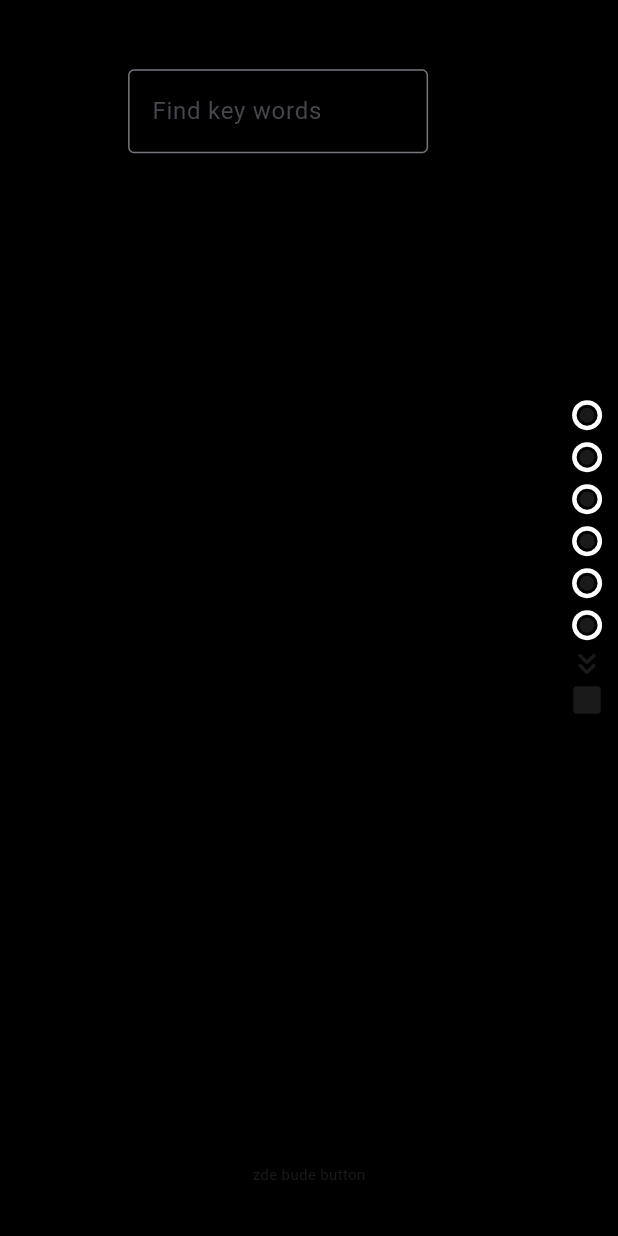
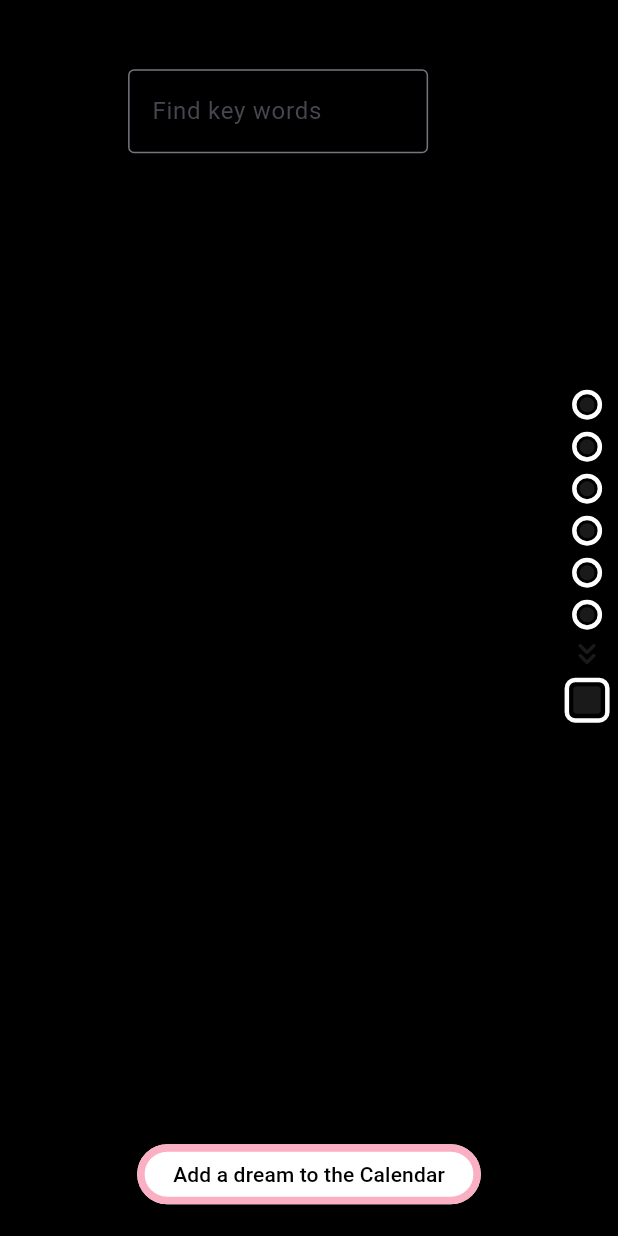
Before and after one commit to L6TR/PocketDreams, a Flutter app: the TodaysDream screen opened directly, on a phone screen of 412 x 824 dp. Run offline on Flutter 3.47's test engine with Material 3 defaults, Android fonts, the phone set to English and light mode, and no system bars; our stand-ins replace flutter_bloc; missing offline and left inert: dart:ffi; network calls fail.

Commit message:
Mixing collors + Adding a Dream

```diff
--- a/lib/main.dart
+++ b/lib/main.dart
@@ -451,9 +451,48 @@ class TodaysDream extends StatefulWidget {
 //
 
 class _TodaysDreamState extends State<TodaysDream> {
+  // List for all spheres + grey
   List<Color> sphereColors = List.generate(6, (_) => Colors.white10);
 
+  // List for only chosen (i need that)
+  List<Color> chosenSphereColors = [];
+
   List<EmotionButton> chosenEmotionButtons = [];
+
+  //function for mixing collors
+  Color mixedColor(List<Color> colorList) {
+    double mixedA = 0;
+    double mixedR = 0;
+    double mixedG = 0;
+    double mixedB = 0;
+
+    if (colorList.isEmpty) return Colors.white10;
+
+    for (int i = 0; i < colorList.length; i++) {
+      mixedA += (colorList[i].a * 255.0 / colorList.length);
+
+      mixedR += (colorList[i].r * 255.0 / colorList.length);
+
+      mixedG += (colorList[i].g * 255.0 / colorList.length);
+
+      mixedB += (colorList[i].b * 255.0 / colorList.length);
+    }
+    return Color.fromARGB(
+      mixedA.round() & 0xff,
+      mixedR.round() & 0xff,
+      mixedG.round() & 0xff,
+      mixedB.round() & 0xff,
+    );
+  }
+
+  //function for adding a Dream to The Calendar
+  Dream addDream(dreamsColor, dreamsDate, dreamsDescribe) {
+    return Dream(
+      date: dreamsDate,
+      emotionColor: dreamsColor,
+      describe: dreamsDescribe,
+    );
+  }
 
   void newEmotionChoise(Emotion emotion) {
     int index = nextIndex(sphereColors);
@@ -461,12 +500,14 @@ class _TodaysDreamState extends State<TodaysDream> {
       setState(() {
         sphereColors[index] = emotion.color;
 
+        chosenSphereColors.add(emotion.color);
+
         chosenEmotionButtons.add(
           EmotionButton(
             label: emotion.name,
             color: emotion.color,
             onPressed: () {
-              print("Clicked ${emotion.name}");
+              print({mixedColor(chosenSphereColors)});
             },
           ),
         );
@@ -584,12 +625,14 @@ class _TodaysDreamState extends State<TodaysDream> {
                     ],
                   ),
                 ),
+                //Expanded(flex: 1, child: Icon(Icons.clear, color: Colors.red)),
                 Expanded(
                   flex: 1,
                   child: Center(
-                    child: Column(
+                    child:
+                        // Sphere column
+                        Column(
                           mainAxisAlignment: MainAxisAlignment.center,
-                      /*crossAxisAlignment: CrossAxisAlignment.center,*/
                           children: [
                             for (int i = 0; i < 6; i++)
                               Container(
@@ -598,7 +641,10 @@ class _TodaysDreamState extends State<TodaysDream> {
                                 margin: EdgeInsets.symmetric(vertical: 4),
                                 decoration: BoxDecoration(
                                   shape: BoxShape.circle,
-                              border: Border.all(color: Colors.white, width: 3),
+                                  border: Border.all(
+                                    color: Colors.white,
+                                    width: 3,
+                                  ),
                                 ),
                                 child: Container(
                                   width: 5,
@@ -617,9 +663,24 @@ class _TodaysDreamState extends State<TodaysDream> {
 
                             Icon(
                               Icons.keyboard_double_arrow_down_rounded,
-                          color: Colors.white10,
+                              color: chosenEmotionButtons.isNotEmpty
+                                  ? Colors.white
+                                  : Colors.white10,
                             ),
-                        Icon(Icons.square_rounded, color: Colors.white10),
+                            Container(
+                              margin: EdgeInsets.symmetric(vertical: 4),
+                              decoration: BoxDecoration(
+                                borderRadius: BorderRadius.circular(7),
+                                border: Border.all(
+                                  color: Colors.white,
+                                  width: 3,
+                                ),
+                              ),
+                              child: Icon(
+                                Icons.square_rounded,
+                                color: mixedColor(chosenSphereColors),
+                              ),
+                            ),
                           ],
                         ),
                   ),
@@ -631,7 +692,24 @@ class _TodaysDreamState extends State<TodaysDream> {
             flex: 1,
             child: Center(
               child: SizedBox(
-                child: Text("zde bude button", style: TextStyle(fontSize: 10)),
+                child: OutlinedButton(
+                  style: ButtonStyle(
+                    backgroundColor: WidgetStatePropertyAll(Colors.white),
+                    side: WidgetStatePropertyAll(
+                      BorderSide(
+                        color: Color.fromARGB(255, 250, 175, 195),
+                        width: 5,
+                      ),
+                    ),
+                  ),
+                  child: Text(
+                    "Add a dream to the Calendar",
+                    style: TextStyle(color: Colors.black),
+                  ),
+                  onPressed: () {
+                    addDream(mixedColor(chosenSphereColors), "idk", "idk");
+                  },
+                ),
               ),
             ),
           ),
```
Lines whose indentation alone changed are shown as unchanged.
